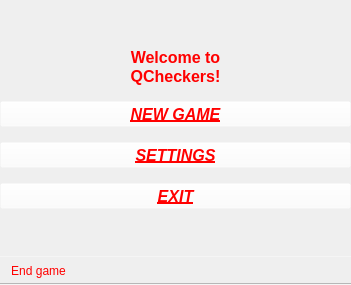
silvansky/CheckersMobile, file mainwindow.ui: the form before one commit.
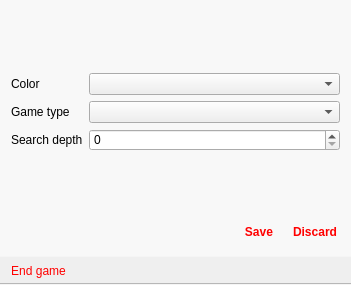
The form after the commit. The open tabs and pages were chosen to show the change. Icons and pictures are not drawn. Custom widgets are drawn as their Qt base class.

Commit message: Settings dialog is built in the main window' stack widget and made transparent. Some design.

```diff
--- a/mainwindow.ui
+++ b/mainwindow.ui
@@ -214,6 +214,154 @@
         </item>
        </layout>
       </widget>
+      <widget class="QWidget" name="settingsPage">
+       <property name="styleSheet">
+        <string notr="true">#settingsPage {
+	background-color: rgba(255, 255, 255, 150);
+}
+
+QLabel {
+  color: black;
+}</string>
+       </property>
+       <layout class="QVBoxLayout" name="verticalLayout_2">
+        <item>
+         <spacer name="verticalSpacer_4">
+          <property name="orientation">
+           <enum>Qt::Vertical</enum>
+          </property>
+          <property name="sizeHint" stdset="0">
+           <size>
+            <width>20</width>
+            <height>59</height>
+           </size>
+          </property>
+         </spacer>
+        </item>
+        <item>
+         <layout class="QFormLayout" name="formLayout">
+          <property name="fieldGrowthPolicy">
+           <enum>QFormLayout::AllNonFixedFieldsGrow</enum>
+          </property>
+          <item row="0" column="0">
+           <widget class="QLabel" name="label_5">
+            <property name="text">
+             <string>Color</string>
+            </property>
+           </widget>
+          </item>
+          <item row="0" column="1">
+           <widget class="QComboBox" name="comboBoxColor"/>
+          </item>
+          <item row="1" column="0">
+           <widget class="QLabel" name="label">
+            <property name="text">
+             <string>Game type</string>
+            </property>
+           </widget>
+          </item>
+          <item row="1" column="1">
+           <widget class="QComboBox" name="comboBox"/>
+          </item>
+          <item row="2" column="0">
+           <widget class="QLabel" name="label_2">
+            <property name="text">
+             <string>Search depth</string>
+            </property>
+           </widget>
+          </item>
+          <item row="2" column="1">
+           <widget class="QSpinBox" name="spinBox"/>
+          </item>
+         </layout>
+        </item>
+        <item>
+         <spacer name="verticalSpacer_3">
+          <property name="orientation">
+           <enum>Qt::Vertical</enum>
+          </property>
+          <property name="sizeHint" stdset="0">
+           <size>
+            <width>20</width>
+            <height>59</height>
+           </size>
+          </property>
+         </spacer>
+        </item>
+        <item>
+         <layout class="QHBoxLayout" name="horizontalLayout_3">
+          <item>
+           <spacer name="horizontalSpacer">
+            <property name="orientation">
+             <enum>Qt::Horizontal</enum>
+            </property>
+            <property name="sizeHint" stdset="0">
+             <size>
+              <width>40</width>
+              <height>20</height>
+             </size>
+            </property>
+           </spacer>
+          </item>
+          <item>
+           <widget class="QPushButton" name="ok">
+            <property name="minimumSize">
+             <size>
+              <width>50</width>
+              <height>26</height>
+             </size>
+            </property>
+            <property name="font">
+             <font>
+              <weight>75</weight>
+              <bold>true</bold>
+             </font>
+            </property>
+            <property name="styleSheet">
+             <string notr="true">color: red;
+border: 0px;</string>
+            </property>
+            <property name="text">
+             <string>Save</string>
+            </property>
+            <property name="default">
+             <bool>true</bool>
+            </property>
+            <property name="flat">
+             <bool>true</bool>
+            </property>
+           </widget>
+          </item>
+          <item>
+           <widget class="QPushButton" name="cancel">
+            <property name="minimumSize">
+             <size>
+              <width>50</width>
+              <height>26</height>
+             </size>
+            </property>
+            <property name="font">
+             <font>
+              <weight>75</weight>
+              <bold>true</bold>
+             </font>
+            </property>
+            <property name="styleSheet">
+             <string notr="true">color: red;
+border: 0px;</string>
+            </property>
+            <property name="text">
+             <string>Discard</string>
+            </property>
+            <property name="flat">
+             <bool>true</bool>
+            </property>
+           </widget>
+          </item>
+         </layout>
+        </item>
+       </layout>
+      </widget>
      </widget>
     </item>
    </layout>
```
Left out of the diff: 6 changed lines with no effect on the pictures. The commit also changes 6 other files.
